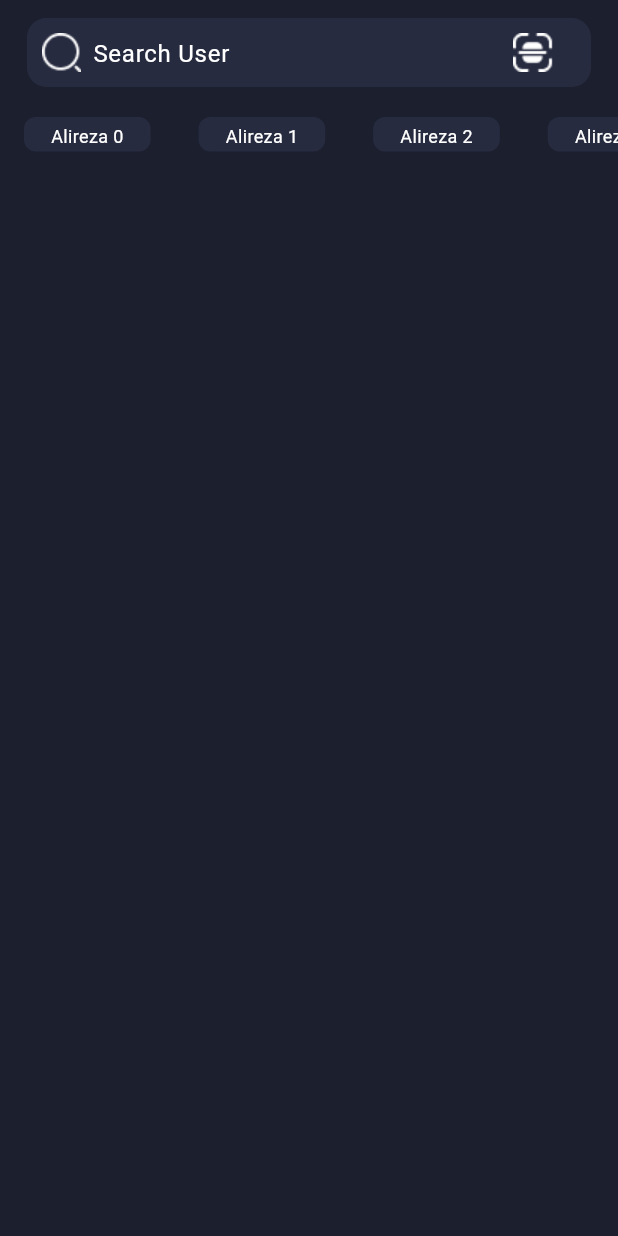
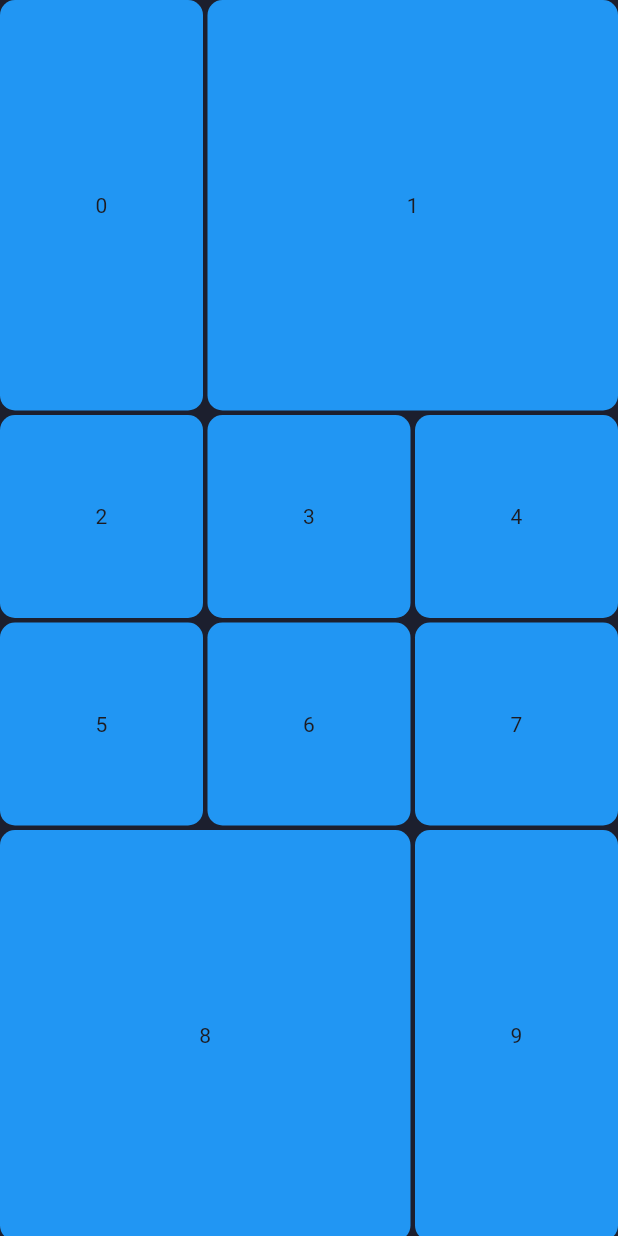
Before and after one commit to Alireza-Seif/Instagram-clone, a Flutter app: the screen it shows after launch, on a phone screen of 412 x 824 dp. Run offline on Flutter 3.47's test engine with Material 3 defaults, Android fonts, the phone set to English and light mode, and no system bars; our stand-ins replace dotted_border; Roboto replaces fonts that are missing (GM).

```diff
--- a/lib/screens/search_screen.dart
+++ b/lib/screens/search_screen.dart
@@ -1,4 +1,5 @@
 import 'package:flutter/material.dart';
+import 'package:flutter_staggered_grid_view/flutter_staggered_grid_view.dart';
 
 class SearchScreen extends StatelessWidget {
   const SearchScreen({super.key});
@@ -8,7 +9,39 @@ class SearchScreen extends StatelessWidget {
     return Scaffold(
       backgroundColor: const Color(0xff1C1F2E),
       body: SafeArea(
-        child: Column(
+        child: GridView.custom(
+          gridDelegate: SliverQuiltedGridDelegate(
+              crossAxisCount: 3,
+              mainAxisSpacing: 3,
+              crossAxisSpacing: 3,
+              repeatPattern: QuiltedGridRepeatPattern.inverted,
+              pattern: [
+                const QuiltedGridTile(2, 1),
+                const QuiltedGridTile(2, 2),
+                const QuiltedGridTile(1, 1),
+                const QuiltedGridTile(1, 1),
+                const QuiltedGridTile(1, 1),
+              ]),
+          childrenDelegate: SliverChildBuilderDelegate(
+            (context, index) {
+              return Container(
+                decoration: const BoxDecoration(
+                  color: Colors.blue,
+                  borderRadius: BorderRadius.all(
+                    Radius.circular(10),
+                  ),
+                ),child: Center(child: Text('$index')),
+              );
+            },
+            childCount: 10,
+          ),
+        ),
+      ),
+    );
+  }
+
+  Widget _getContent() {
+    return Column(
       children: [
         Container(
           height: 46,
@@ -43,8 +76,6 @@ class SearchScreen extends StatelessWidget {
         ),
         _categoryList(),
       ],
-        ),
-      ),
     );
   }
 
--- a/pubspec.yaml
+++ b/pubspec.yaml
@@ -10,6 +10,7 @@ dependencies:
   dotted_border: ^2.1.0
   flutter:
     sdk: flutter
+  flutter_staggered_grid_view: ^0.7.0
 
 dev_dependencies:
   flutter_test:
```
Also changed, not shown: pubspec.lock. Lines whose indentation alone changed are shown as unchanged.
